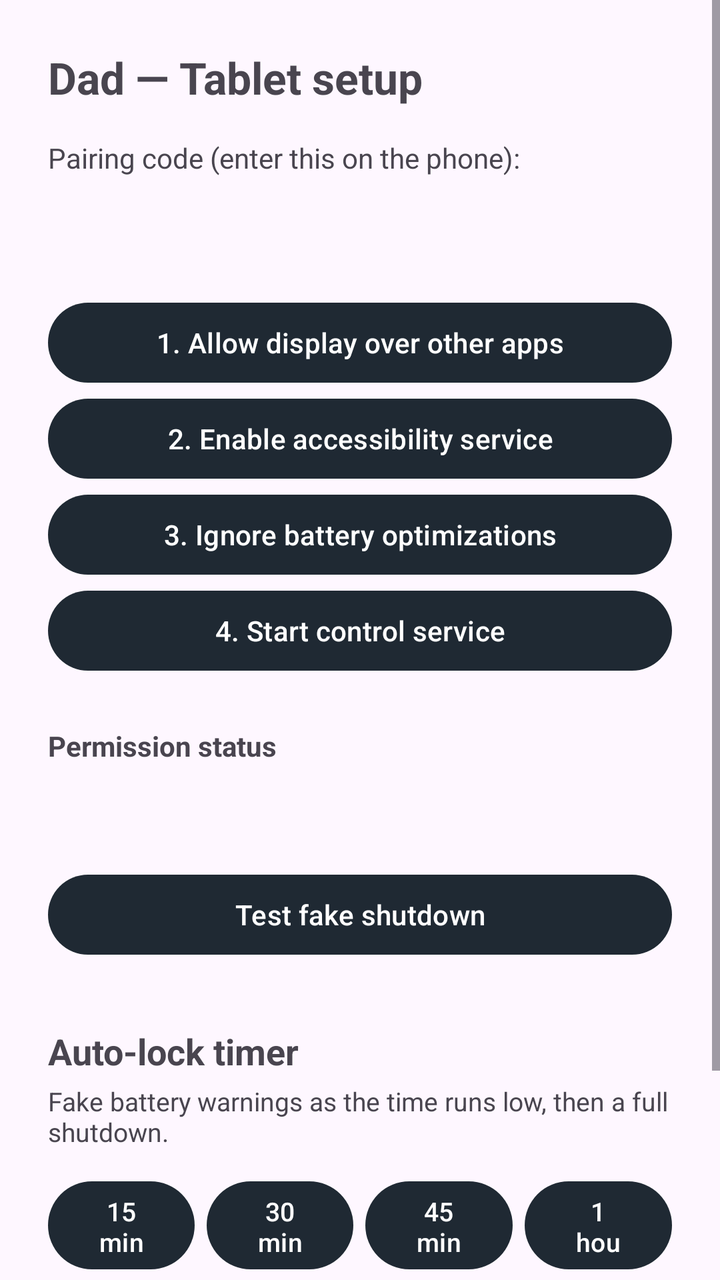
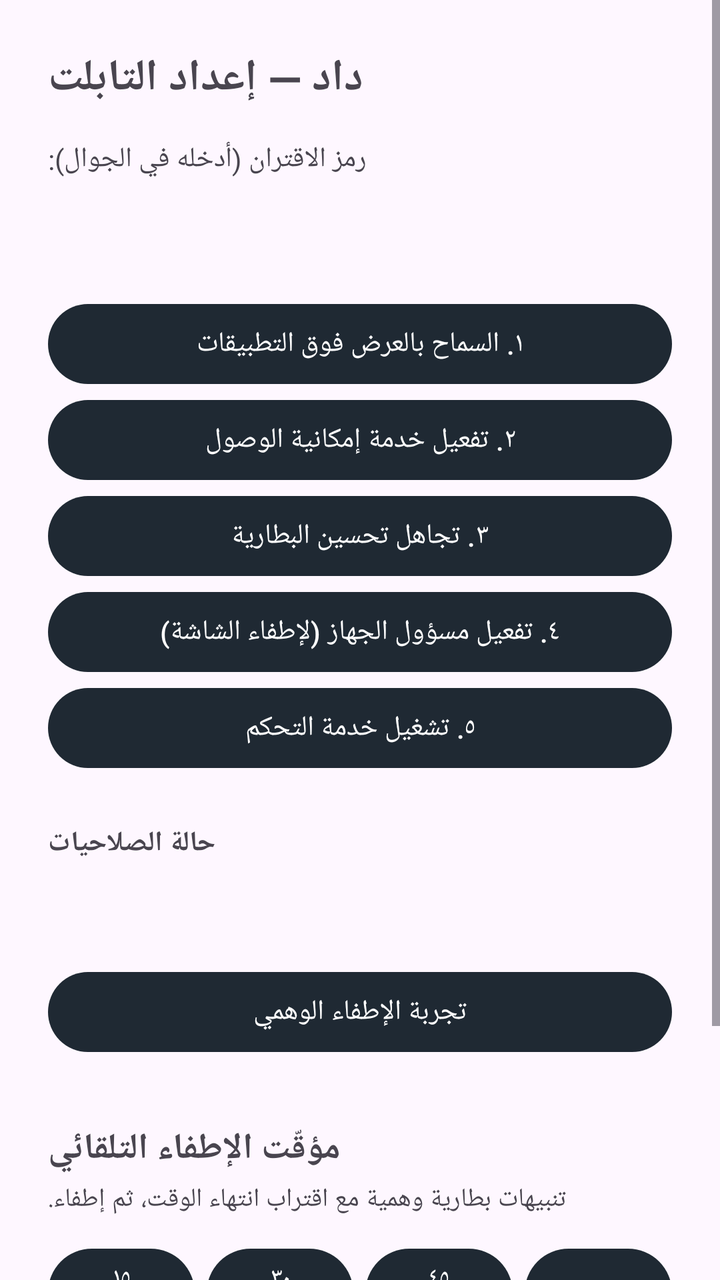

The first picture is an Android layout as it rendered before a commit; the second is the same layout after the commit. The layout source and the unified diff follow.
<!-- AndroidManifest.xml: application theme Theme.Dad -->
<!-- res/layout/activity_main.xml -->
<?xml version="1.0" encoding="utf-8"?>
<ScrollView xmlns:android="http://schemas.android.com/apk/res/android"
    android:layout_width="match_parent"
    android:layout_height="match_parent"
    android:fillViewport="true">

    <LinearLayout
        android:layout_width="match_parent"
        android:layout_height="wrap_content"
        android:orientation="vertical"
        android:padding="24dp">

        <TextView
            android:layout_width="wrap_content"
            android:layout_height="wrap_content"
            android:text="@string/setup_title"
            android:textSize="22sp"
            android:textStyle="bold"
            android:paddingBottom="16dp" />

        <TextView
            android:layout_width="wrap_content"
            android:layout_height="wrap_content"
            android:text="@string/pairing_token_label" />

        <TextView
            android:id="@+id/tokenValue"
            android:layout_width="wrap_content"
            android:layout_height="wrap_content"
            android:textSize="20sp"
            android:textStyle="bold"
            android:textColor="@color/dad_accent"
            android:paddingVertical="8dp" />

        <Button android:id="@+id/btnOverlay"
            android:layout_width="match_parent" android:layout_height="wrap_content"
            android:layout_marginTop="16dp" android:text="@string/btn_overlay" />
        <Button android:id="@+id/btnAccessibility"
            android:layout_width="match_parent" android:layout_height="wrap_content"
            android:text="@string/btn_accessibility" />
        <Button android:id="@+id/btnBattery"
            android:layout_width="match_parent" android:layout_height="wrap_content"
            android:text="@string/btn_battery" />
        <Button android:id="@+id/btnStart"
            android:layout_width="match_parent" android:layout_height="wrap_content"
            android:text="@string/btn_start" />

        <TextView
            android:layout_width="wrap_content"
            android:layout_height="wrap_content"
            android:text="@string/status_label"
            android:textStyle="bold"
            android:paddingTop="24dp" />
        <TextView
            android:id="@+id/statusValue"
            android:layout_width="wrap_content"
            android:layout_height="wrap_content"
            android:lineSpacingMultiplier="1.3"
            android:paddingTop="8dp" />

        <Button android:id="@+id/btnTestLock"
            android:layout_width="match_parent" android:layout_height="wrap_content"
            android:layout_marginTop="24dp" android:text="@string/btn_test_lock" />

        
        <TextView
            android:layout_width="wrap_content"
            android:layout_height="wrap_content"
            android:text="@string/timer_section"
            android:textSize="18sp"
            android:textStyle="bold"
            android:paddingTop="32dp" />

        <TextView
            android:layout_width="wrap_content"
            android:layout_height="wrap_content"
            android:text="@string/timer_hint"
            android:textSize="13sp"
            android:paddingTop="4dp"
            android:paddingBottom="12dp" />

        <LinearLayout
            android:layout_width="match_parent"
            android:layout_height="wrap_content"
            android:orientation="horizontal"
            android:baselineAligned="false">
            <Button android:id="@+id/btnMin15"
                android:layout_width="0dp" android:layout_height="52dp"
                android:layout_weight="1" android:layout_marginEnd="6dp"
                android:text="@string/min_15" android:textSize="13sp" />
            <Button android:id="@+id/btnMin30"
                android:layout_width="0dp" android:layout_height="52dp"
                android:layout_weight="1" android:layout_marginEnd="6dp"
                android:text="@string/min_30" android:textSize="13sp" />
            <Button android:id="@+id/btnMin45"
                android:layout_width="0dp" android:layout_height="52dp"
                android:layout_weight="1" android:layout_marginEnd="6dp"
                android:text="@string/min_45" android:textSize="13sp" />
            <Button android:id="@+id/btnMin60"
                android:layout_width="0dp" android:layout_height="52dp"
                android:layout_weight="1"
                android:text="@string/min_60" android:textSize="13sp" />
        </LinearLayout>

        <LinearLayout
            android:layout_width="match_parent"
            android:layout_height="wrap_content"
            android:orientation="horizontal"
            android:baselineAligned="false"
            android:layout_marginTop="12dp">
            <Button android:id="@+id/btnStartTimer"
                android:layout_width="0dp" android:layout_height="56dp"
                android:layout_weight="2" android:layout_marginEnd="10dp"
                android:text="@string/start_timer" />
            <Button android:id="@+id/btnCancelTimer"
                android:layout_width="0dp" android:layout_height="56dp"
                android:layout_weight="1"
                android:text="@string/cancel_timer" />
        </LinearLayout>

        <TextView
            android:id="@+id/timerText"
            android:layout_width="match_parent"
            android:layout_height="wrap_content"
            android:text="@string/timer_idle"
            android:textSize="15sp"
            android:gravity="center"
            android:paddingTop="14dp" />
    </LinearLayout>
</ScrollView>
<!-- resources referenced by this layout -->
<resources>
  <color name="dad_accent">#3DDC84</color>
  <string name="btn_accessibility">2. Enable accessibility service</string>
  <string name="btn_battery">3. Ignore battery optimizations</string>
  <string name="btn_overlay">1. Allow display over other apps</string>
  <string name="btn_start">4. Start control service</string>
  <string name="btn_test_lock">Test fake shutdown</string>
  <string name="cancel_timer">Cancel</string>
  <string name="min_15">15 min</string>
  <string name="min_30">30 min</string>
  <string name="min_45">45 min</string>
  <string name="min_60">1 hour</string>
  <string name="pairing_token_label">Pairing code (enter this on the phone):</string>
  <string name="setup_title">Dad — Tablet setup</string>
  <string name="start_timer">Start timer</string>
  <string name="status_label">Permission status</string>
  <string name="timer_hint">Fake battery warnings as the time runs low, then a full shutdown.</string>
  <string name="timer_idle">No timer running</string>
  <string name="timer_section">Auto-lock timer</string>
  <style name="Theme.Dad" parent="Theme.Material3.DayNight.NoActionBar">
          <item name="colorPrimary">@color/dad_primary</item>
          <item name="android:statusBarColor">@color/dad_primary</item>
      </style>
  <color name="dad_primary">#1F2933</color>
</resources>

<!-- the commit's change to res/layout/activity_main.xml (unified diff, before → after) -->
@@ -41,6 +41,9 @@
         <Button android:id="@+id/btnBattery"
             android:layout_width="match_parent" android:layout_height="wrap_content"
             android:text="@string/btn_battery" />
+        <Button android:id="@+id/btnDeviceAdmin"
+            android:layout_width="match_parent" android:layout_height="wrap_content"
+            android:text="@string/btn_device_admin" />
         <Button android:id="@+id/btnStart"
             android:layout_width="match_parent" android:layout_height="wrap_content"
             android:text="@string/btn_start" />
<!-- resource entries referenced after the edit -->
@@ -1,23 +1,24 @@
 <!-- resources referenced by this layout -->
 <resources>
   <color name="dad_accent">#3DDC84</color>
-  <string name="btn_accessibility">2. Enable accessibility service</string>
-  <string name="btn_battery">3. Ignore battery optimizations</string>
-  <string name="btn_overlay">1. Allow display over other apps</string>
-  <string name="btn_start">4. Start control service</string>
-  <string name="btn_test_lock">Test fake shutdown</string>
-  <string name="cancel_timer">Cancel</string>
-  <string name="min_15">15 min</string>
-  <string name="min_30">30 min</string>
-  <string name="min_45">45 min</string>
-  <string name="min_60">1 hour</string>
-  <string name="pairing_token_label">Pairing code (enter this on the phone):</string>
-  <string name="setup_title">Dad — Tablet setup</string>
-  <string name="start_timer">Start timer</string>
-  <string name="status_label">Permission status</string>
-  <string name="timer_hint">Fake battery warnings as the time runs low, then a full shutdown.</string>
-  <string name="timer_idle">No timer running</string>
-  <string name="timer_section">Auto-lock timer</string>
+  <string name="btn_accessibility">٢. تفعيل خدمة إمكانية الوصول</string>
+  <string name="btn_battery">٣. تجاهل تحسين البطارية</string>
+  <string name="btn_device_admin">٤. تفعيل مسؤول الجهاز (لإطفاء الشاشة)</string>
+  <string name="btn_overlay">١. السماح بالعرض فوق التطبيقات</string>
+  <string name="btn_start">٥. تشغيل خدمة التحكم</string>
+  <string name="btn_test_lock">تجربة الإطفاء الوهمي</string>
+  <string name="cancel_timer">إلغاء</string>
+  <string name="min_15">١٥ دقيقة</string>
+  <string name="min_30">٣٠ دقيقة</string>
+  <string name="min_45">٤٥ دقيقة</string>
+  <string name="min_60">ساعة</string>
+  <string name="pairing_token_label">رمز الاقتران (أدخله في الجوال):</string>
+  <string name="setup_title">داد — إعداد التابلت</string>
+  <string name="start_timer">ابدأ المؤقت</string>
+  <string name="status_label">حالة الصلاحيات</string>
+  <string name="timer_hint">تنبيهات بطارية وهمية مع اقتراب انتهاء الوقت، ثم إطفاء.</string>
+  <string name="timer_idle">لا يوجد مؤقت شغّال</string>
+  <string name="timer_section">مؤقّت الإطفاء التلقائي</string>
   <style name="Theme.Dad" parent="Theme.Material3.DayNight.NoActionBar">
           <item name="colorPrimary">@color/dad_primary</item>
           <item name="android:statusBarColor">@color/dad_primary</item>
